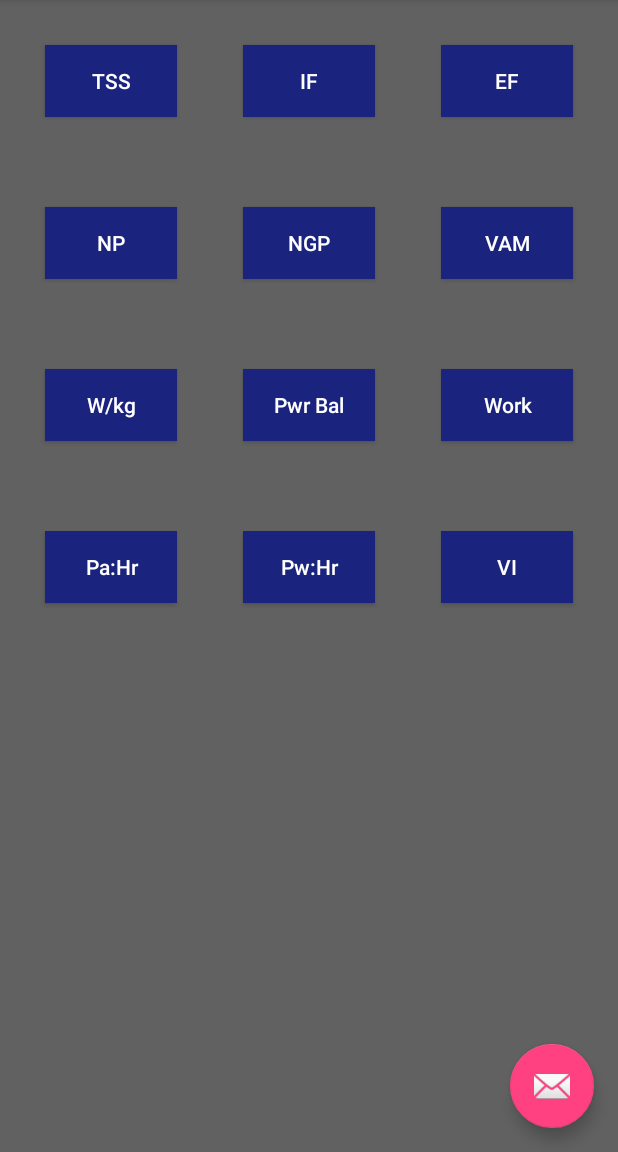
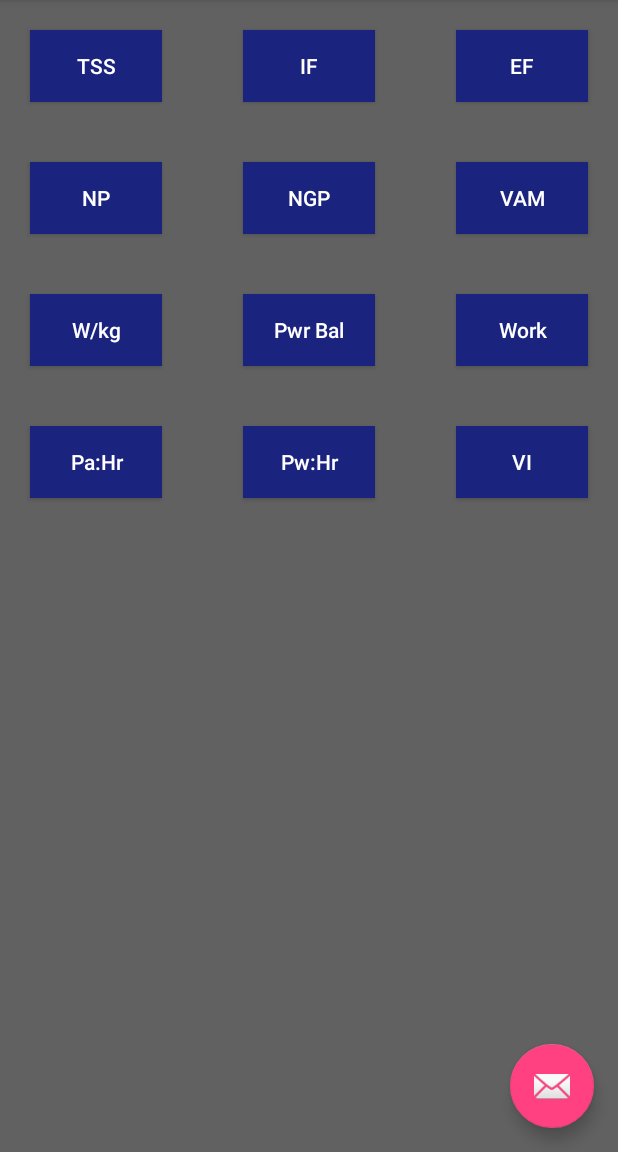
Before and after one commit to coreyjamesco/AndroidSandbox, an Android app: the screen it shows after launch (MyActivity), on a phone screen of 412 x 824 dp, the part 84-1236 px from its top. Run offline under Robolectric (Android 15) with nearby library versions, the phone set to English and light mode, and no system bars.

Commit message:
nested views, scroll view, boomTown

```diff
--- a/MyFirstApp/app/src/main/res/layout/content_my.xml
+++ b/MyFirstApp/app/src/main/res/layout/content_my.xml
@@ -1,5 +1,5 @@
 <?xml version="1.0" encoding="utf-8"?>
-<RelativeLayout xmlns:android="http://schemas.android.com/apk/res/android"
+<ScrollView xmlns:android="http://schemas.android.com/apk/res/android"
     xmlns:app="http://schemas.android.com/apk/res-auto"
     xmlns:tools="http://schemas.android.com/tools"
     android:orientation="vertical"
@@ -8,35 +8,45 @@
     android:background="#616161"
     app:layout_behavior="@string/appbar_scrolling_view_behavior"
     tools:showIn="@layout/activity_my">
+
+    <RelativeLayout
+        android:layout_width="match_parent"
+        android:layout_height="match_parent">
+
         <Button
             android:layout_alignParentTop="true"
             android:layout_alignParentLeft="true"
             android:layout_width="wrap_content"
             android:layout_height="wrap_content"
-            android:layout_margin="30dp"
+            android:layout_weight="1"
+            android:layout_margin="20dp"
             android:text="@string/tp_tss"
             android:onClick="translateTSS"
             android:id="@+id/tp_tss"
             android:textColor="#FFFFFF"
             android:background="#1A237E"
             android:textAllCaps="false"/>
+
         <Button
             android:layout_width="wrap_content"
             android:layout_height="wrap_content"
             android:layout_alignParentTop="true"
             android:layout_centerHorizontal="true"
-            android:layout_margin="30dp"
+            android:layout_weight="1"
+            android:layout_margin="20dp"
             android:text="@string/tp_if"
             android:onClick="translateIF"
             android:id="@+id/tp_if"
             android:textColor="#FFFFFF"
             android:background="#1A237E"
             android:textAllCaps="false"/>
+
         <Button
             android:layout_alignParentTop="true"
             android:layout_alignParentRight="true"
             android:layout_width="wrap_content"
-            android:layout_margin="30dp"
+            android:layout_weight="1"
+            android:layout_margin="20dp"
             android:layout_height="wrap_content"
             android:text="@string/tp_ef"
             android:onClick="translateEF"
@@ -44,6 +54,7 @@
             android:textColor="#FFFFFF"
             android:background="#1A237E"
             android:textAllCaps="false"/>
+
         <Button
             android:layout_width="wrap_content"
             android:layout_height="wrap_content"
@@ -52,9 +63,11 @@
             android:onClick="translateNP"
             android:textColor="#FFFFFF"
             android:background="#1A237E"
-            android:layout_margin="30dp"
+            android:layout_weight="1"
+            android:layout_margin="20dp"
             android:id="@+id/tp_np"
             android:textAllCaps="false"/>
+
         <Button
             android:layout_width="wrap_content"
             android:layout_height="wrap_content"
@@ -64,9 +77,10 @@
             android:textColor="#FFFFFF"
             android:background="#1A237E"
             android:layout_below="@+id/tp_if"
-            android:layout_margin="30dp"
+            android:layout_margin="20dp"
             android:layout_centerHorizontal="true"
             android:textAllCaps="false"/>
+
         <Button
             android:layout_width="wrap_content"
             android:layout_height="wrap_content"
@@ -76,9 +90,11 @@
             android:textColor="#FFFFFF"
             android:background="#1A237E"
             android:layout_below="@+id/tp_ef"
-            android:layout_margin="30dp"
+            android:layout_weight="1"
+            android:layout_margin="20dp"
             android:layout_alignParentRight="true"
             android:textAllCaps="false"/>
+
         <Button
             android:layout_width="wrap_content"
             android:layout_height="wrap_content"
@@ -88,9 +104,11 @@
             android:textColor="#FFFFFF"
             android:background="#1A237E"
             android:layout_below="@+id/tp_np"
-            android:layout_margin="30dp"
+            android:layout_weight="1"
+            android:layout_margin="20dp"
             android:layout_alignParentLeft="true"
             android:textAllCaps="false"/>
+
         <Button
             android:layout_width="wrap_content"
             android:layout_height="wrap_content"
@@ -100,9 +118,11 @@
             android:textColor="#FFFFFF"
             android:background="#1A237E"
             android:layout_below="@+id/tp_ngp"
-            android:layout_margin="30dp"
+            android:layout_weight="1"
+            android:layout_margin="20dp"
             android:layout_centerHorizontal="true"
             android:textAllCaps="false"/>
+
         <Button
             android:layout_width="wrap_content"
             android:layout_height="wrap_content"
@@ -112,9 +132,11 @@
             android:textColor="#FFFFFF"
             android:background="#1A237E"
             android:layout_below="@+id/tp_vam"
-            android:layout_margin="30dp"
+            android:layout_weight="1"
+            android:layout_margin="20dp"
             android:layout_alignParentRight="true"
             android:textAllCaps="false"/>
+
         <Button
             android:layout_width="wrap_content"
             android:layout_height="wrap_content"
@@ -124,9 +146,11 @@
             android:textColor="#FFFFFF"
             android:background="#1A237E"
             android:layout_below="@+id/tp_wkg"
-            android:layout_margin="30dp"
+            android:layout_weight="1"
+            android:layout_margin="20dp"
             android:layout_alignParentLeft="true"
             android:textAllCaps="false"/>
+
         <Button
             android:layout_width="wrap_content"
             android:layout_height="wrap_content"
@@ -136,9 +160,11 @@
             android:textColor="#FFFFFF"
             android:background="#1A237E"
             android:layout_below="@+id/tp_pwrbal"
-            android:layout_margin="30dp"
+            android:layout_weight="1"
+            android:layout_margin="20dp"
             android:layout_centerHorizontal="true"
             android:textAllCaps="false"/>
+
         <Button
             android:layout_width="wrap_content"
             android:layout_height="wrap_content"
@@ -147,8 +173,12 @@
             android:id="@+id/tp_vi"
             android:textColor="#FFFFFF"
             android:background="#1A237E"
-            android:layout_margin="30dp"
+            android:layout_weight="1"
+            android:layout_margin="20dp"
             android:layout_below="@+id/tp_work"
             android:layout_alignParentRight="true"
             android:textAllCaps="false"/>
-</RelativeLayout>
+
+    </RelativeLayout>
+
+</ScrollView>
```
